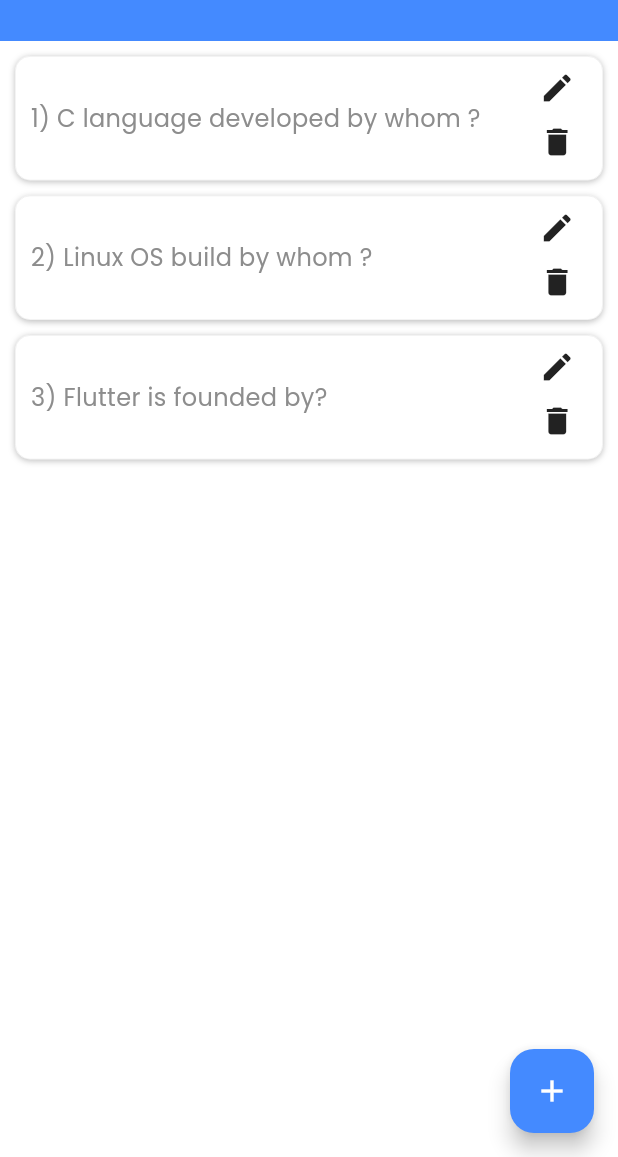
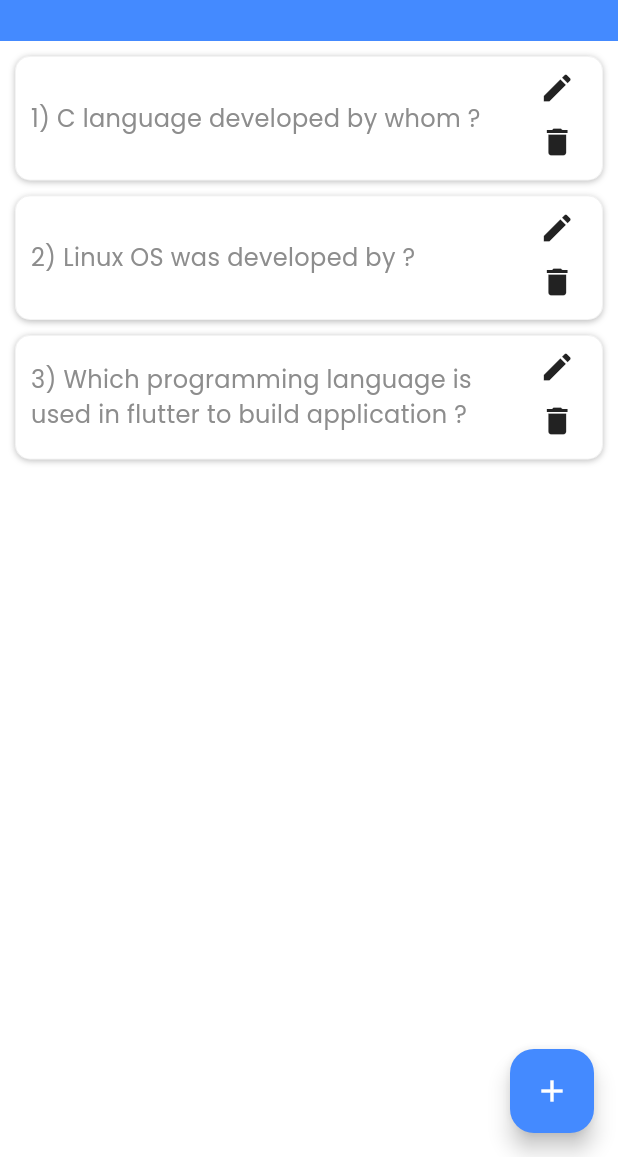
Before and after one commit to parmarkhushal/flashcards_app, a Flutter app: the screen it shows after launch, on a phone screen of 412 x 824 dp, the part 79-1236 px from its top. Run offline on Flutter 3.47's test engine with Material 3 defaults, Android fonts, the phone set to English and light mode, and no system bars; our stand-ins replace device_preview, google_fonts.

Commit message:
question changed

```diff
--- a/lib/home_page.dart
+++ b/lib/home_page.dart
@@ -19,14 +19,14 @@ class _HomeState extends State<HomePage> {
     //hard coded list to show user some question on launching the app
     {
       "question": "C language developed by whom ?",
-      "answer": "Dennis Ritche"
+      "answer": "Dennis Ritchie"
     }, //and the same list's object can be updated and deleted by user
-    {"question": "Linux OS build by whom ?", "answer": "Linus Torwald"},
-    {"question": "Flutter is founded by?", "answer": "Google"}
+    {"question": "Linux OS was developed by ?", "answer": "Linus Torvalds"},
+    {"question": "Which programming language is used in flutter to build application ?", "answer": "Dart"}
   ];
 
   editAndAdd({String? ques, String? ans, int? questionNo}) {
-    //to edit question and answer and can add also in the list
+    //to edit question and answer and can add new one also in the list
     TextEditingController answer = TextEditingController();
     TextEditingController question = TextEditingController();
 
```
